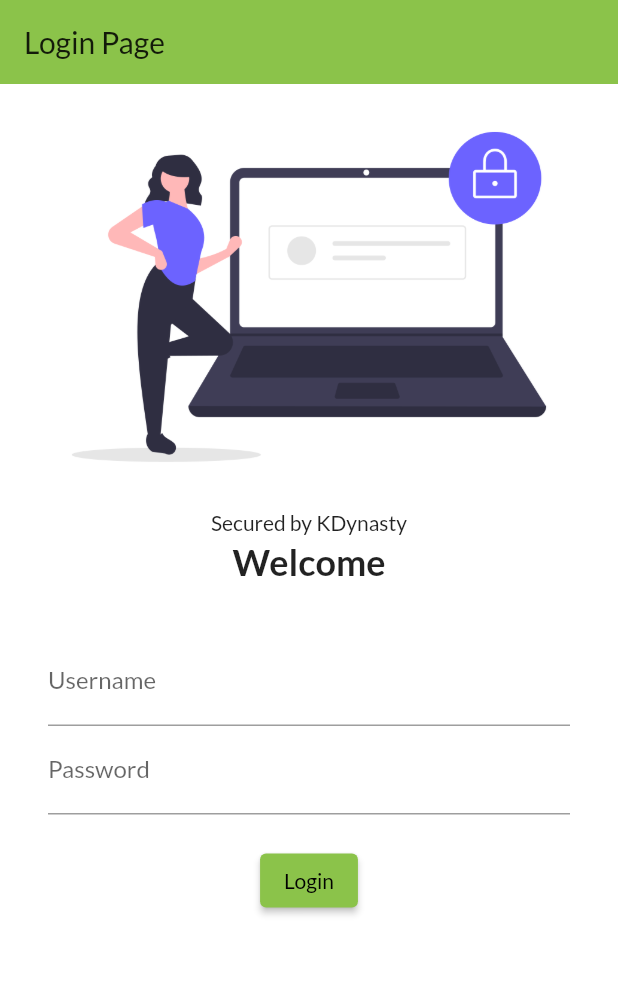
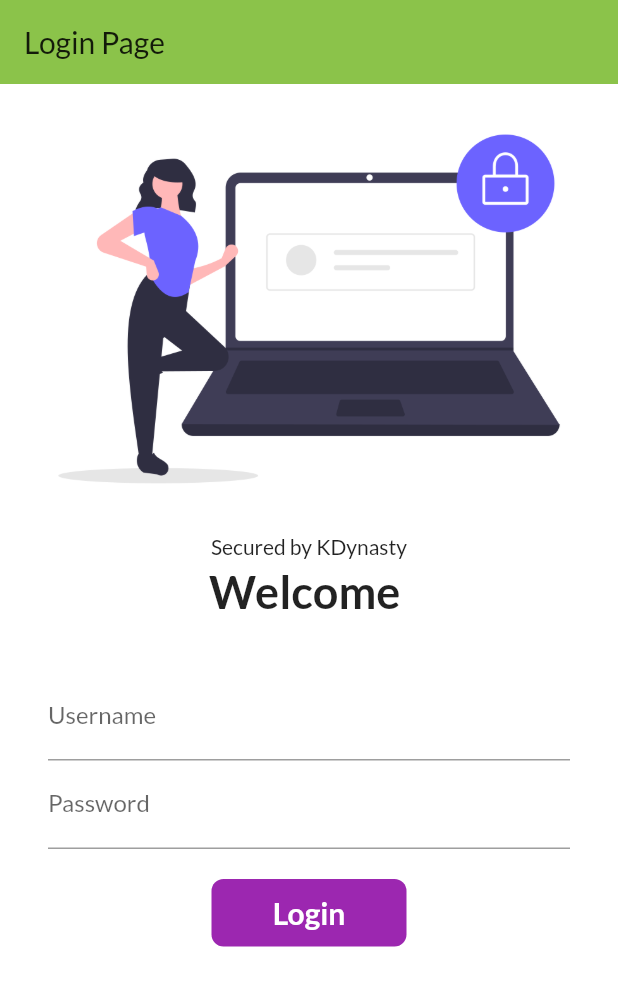
Before and after one commit to satyam-kaurav/30Days_of_Flutter, a Flutter app: the screen it shows after launch, on a phone screen of 412 x 824 dp. Shown: the top 986 px of the screen. Run offline on Flutter 3.47's test engine with Material 2 defaults, Android fonts, the phone set to English and light mode, and no system bars; our stand-ins replace google_fonts.

Commit message:
DAY6 completed

```diff
--- a/lib/main.dart
+++ b/lib/main.dart
@@ -1,6 +1,7 @@
 import 'package:flutter/material.dart';
 import 'package:flutter_catalog/pages/home_page.dart';
 import 'package:flutter_catalog/pages/login_page.dart';
+import 'package:flutter_catalog/utils/routes.dart';
 import 'package:google_fonts/google_fonts.dart';
 
 void main() {
@@ -18,12 +19,13 @@ class MyApp extends StatelessWidget {
         primarySwatch: Colors.lightGreen,
         fontFamily: GoogleFonts.lato().fontFamily,
       ),
+      debugShowCheckedModeBanner: true, //debug tag on top right corner
       darkTheme: ThemeData(brightness: Brightness.light),
       initialRoute: "/",
       routes: {
         "/": (context) => LoginPage(),
-        "/Home": (context) => HomePage(),
-        "/Login": (context) => LoginPage()
+        MyRoutes.homeRoute: (context) => HomePage(),
+        MyRoutes.loginRoute: (context) => LoginPage()
       },
     );
   }
--- a/lib/pages/login_page.dart
+++ b/lib/pages/login_page.dart
@@ -1,12 +1,22 @@
 import 'package:flutter/material.dart';
+import 'package:flutter_catalog/utils/routes.dart';
 
-class LoginPage extends StatelessWidget {
+class LoginPage extends StatefulWidget {
   const LoginPage({Key? key}) : super(key: key);
+
+  @override
+  _LoginPageState createState() => _LoginPageState();
+}
+
+class _LoginPageState extends State<LoginPage> {
+  String name = "";
+  bool changeButton = false;
 
   @override
   Widget build(BuildContext context) {
     return Material(
         color: Colors.white,
+        child: SingleChildScrollView(
           child: Column(
             children: [
               AppBar(
@@ -15,15 +25,16 @@ class LoginPage extends StatelessWidget {
               Image.asset(
                 "assets/images/Login_image.png",
                 fit: BoxFit.cover,
+                height: 300,
               ),
               SizedBox(
                 height: 20.0,
                 child: Text("Secured by KDynasty"),
               ),
               Text(
-              "Welcome",
+                "Welcome $name",
                 style: TextStyle(
-                fontSize: 24,
+                  fontSize: 30,
                   fontWeight: FontWeight.bold,
                 ),
               ),
@@ -31,16 +42,21 @@ class LoginPage extends StatelessWidget {
                 height: 20.0,
               ),
               Padding(
-              padding: const EdgeInsets.symmetric(vertical: 16, horizontal: 32),
+                padding:
+                    const EdgeInsets.symmetric(vertical: 16, horizontal: 32),
                 child: Column(
                   children: [
-                  TextField(
+                    TextFormField(
                       decoration: InputDecoration(
                         hintText: "Enter Username",
                         labelText: "Username",
                       ),
+                      onChanged: (value) {
+                        name = value;
+                        setState(() {});
+                      },
                     ),
-                  TextField(
+                    TextFormField(
                       obscureText: true,
                       decoration: InputDecoration(
                         hintText: "Enter Password",
@@ -50,17 +66,56 @@ class LoginPage extends StatelessWidget {
                     SizedBox(
                       height: 20.0,
                     ),
-                  ElevatedButton(
-                    onPressed: () {
-                      print("Hi codepur");
+
+                    InkWell(
+                      onTap: () async {
+                        setState(() {
+                          changeButton = true;
+                        });
+                        await Future.delayed(Duration(seconds: 1));
+                        Navigator.pushNamed(context, MyRoutes.homeRoute);
                       },
-                    child: Text("Login"),
-                    style: TextButton.styleFrom(),
+                      child: AnimatedContainer(
+                        duration: Duration(seconds: 1),
+                        width: changeButton ? 50 : 130,
+                        height: 45,
+                        alignment: Alignment.center,
+                        decoration: BoxDecoration(
+                          color: Colors.purple,
+                          // shape: changeButton
+                          //     ? BoxShape.circle
+                          //     : BoxShape.rectangle,
+                          borderRadius:
+                              BorderRadius.circular(changeButton ? 50 : 8),
+                        ),
+                        child: changeButton
+                            ? Icon(
+                                Icons.done,
+                                color: Colors.white,
                               )
+                            : Text(
+                                "Login",
+                                style: TextStyle(
+                                  color: Colors.white,
+                                  fontWeight: FontWeight.bold,
+                                  fontSize: 20,
+                                ),
+                              ),
+                      ),
+                    ),
+
+                    // ElevatedButton(
+                    //   onPressed: () {
+                    //     Navigator.pushNamed(context, MyRoutes.homeRoute);
+                    //   },
+                    //   child: Text("Login"),
+                    //   style: TextButton.styleFrom(minimumSize: Size(150, 35)),
+                    // )
                   ],
                 ),
               )
             ],
+          ),
         ));
   }
 }
--- /dev/null
+++ b/lib/utils/routes.dart
@@ -0,0 +1,4 @@
+class MyRoutes {
+  static String loginRoute = "/Login";
+  static String homeRoute = "/Home";
+}
```
Lines whose indentation alone changed are shown as unchanged.
